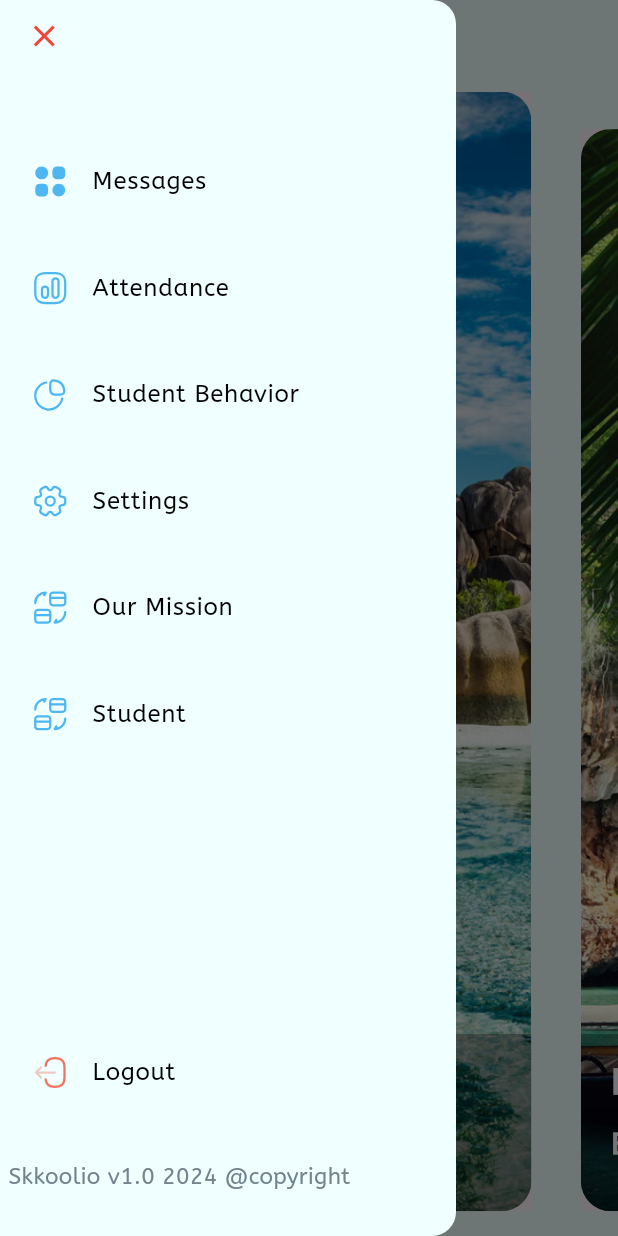
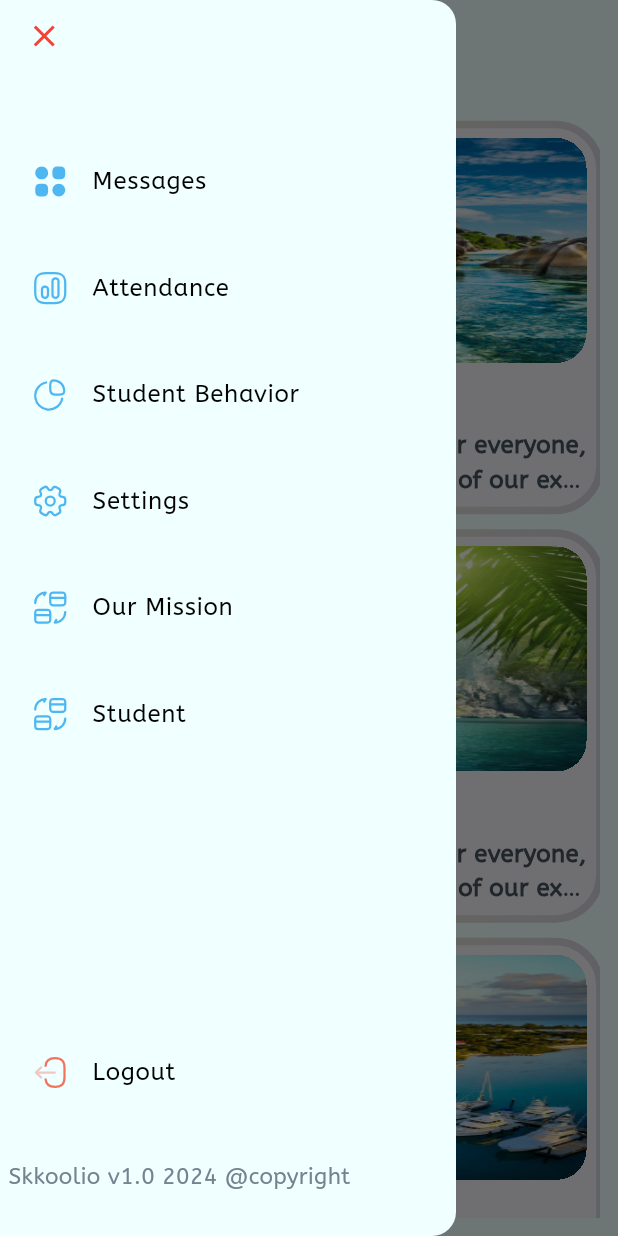
Before and after one commit to alyAly12/skkoolio, a Flutter app: the EventsScreen screen opened by its route, with the side drawer open, on a phone screen of 412 x 824 dp. Run offline on Flutter 3.47's test engine with Material 3 defaults, Android fonts, the phone set to English and light mode, and no system bars; our stand-ins replace contained_tab_bar_view, device_preview, firebase_core, flutter_onboarding_slider, flutter_screenutil, flutter_svg and 4 more; missing offline and left inert: otp_pin_field; accounts and stored records are empty; project files that could hold a hidden picture were left out.

Commit message:
edit event screen

```diff
--- a/lib/features/events_feature/presentation/widgets/even_item_list.dart
+++ b/lib/features/events_feature/presentation/widgets/even_item_list.dart
@@ -1,6 +1,7 @@
 import 'package:flutter/material.dart';
 
 import 'event_item.dart';
+import 'fake_event_model.dart';
 
 class EventItemList extends StatelessWidget {
   const EventItemList({super.key});
@@ -8,19 +9,17 @@ class EventItemList extends StatelessWidget {
   @override
   Widget build(BuildContext context) {
     return Padding(
-      padding: const EdgeInsets.all(12.0),
-      child: GridView.builder(
-          gridDelegate: const SliverGridDelegateWithFixedCrossAxisCount(
-              crossAxisCount: 2,
-              mainAxisSpacing: 10,
-              crossAxisSpacing: 10,
-              childAspectRatio: 1 / 2.1,
-              mainAxisExtent: 360),
+      padding: const EdgeInsets.symmetric(horizontal: 12,vertical: 12),
+      child: ListView.builder(
+        itemCount: FakeEventModel.fakeEventList.length,
           itemBuilder: (context, index) {
-            return  EventItem(
-              img: 'assets/images/690920df-3e82-4c9b-b83b-67280189c35a.png',title: 'FALL FESTIVAL PARTY',
-              titleBody:
-                  'Save the Date!Our eagerly anticipated "FALL FESTIVAL COSTUME PARTY" is coming on Thursday, October 26th! ?Invitations will be exclusively available at school. For more details, please give us a call at 03 3835380, extension 123. Don\'t miss out on the fun!',
+            return  Padding(
+              padding: const EdgeInsets.only(top: 15),
+              child: EventItem(
+                img: FakeEventModel.fakeEventList[index].img,
+                titleBody: FakeEventModel.fakeEventList[index].titleBody ,
+                title: FakeEventModel.fakeEventList[index].title,
+              ),
             );
           }),
     );
--- a/lib/features/events_feature/presentation/widgets/events_screen_body.dart
+++ b/lib/features/events_feature/presentation/widgets/events_screen_body.dart
@@ -1,11 +1,13 @@
 import 'package:flutter/material.dart';
-import 'package:skkoolio/features/events_feature/presentation/widgets/trasnformer_event_page_view.dart';
+import 'package:skkoolio/features/events_feature/presentation/widgets/even_item_list.dart';
 
 class EventsScreenBody extends StatelessWidget {
   const EventsScreenBody({super.key});
 
   @override
   Widget build(BuildContext context) {
-    return const TransformerEventPageView();
+    return const Column(
+      children: [Expanded(child: EventItemList())],
+    );
   }
 }
--- a/lib/features/events_feature/presentation/widgets/fake_event_model.dart
+++ b/lib/features/events_feature/presentation/widgets/fake_event_model.dart
@@ -9,28 +9,28 @@ class FakeEventModel {
  static List<FakeEventModel> fakeEventList = [
     FakeEventModel(
         img:'assets/images/anse-sous.png',
-        title: "Event Title",
-        titleBody: "Event Title Body"),
+        title: "Hall of Fame",
+        titleBody: "Safari party is a day of adventure.for everyone, specially our students,with the help of our experienced guides"),
    FakeEventModel(
        img:'assets/images/long-boat.png',
-       title: "Event Title",
-       titleBody: "Event Title Body"),
+       title: "Safari party",
+       titleBody: "Safari party is a day of adventure.for everyone, specially our students,with the help of our experienced guides"),
    FakeEventModel(
        img:'assets/images/marina.png',
-       title: "Event Title",
-       titleBody: "Event Title Body"),
+       title: "Mothers Day",
+       titleBody: "Safari party is a day of adventure.for everyone, specially our students,with the help of our experienced guides"),
    FakeEventModel(
        img:'assets/images/perfect-reflection.png',
-       title: "Event Title",
-       titleBody: "Event Title Body"),
+       title: "Back To School",
+       titleBody: "Safari party is a day of adventure.for everyone, specially our students,with the help of our experienced guides"),
    FakeEventModel(
        img:'assets/images/pura.png',
-       title: "Event Title",
+       title: "Science Fair",
        titleBody: "Event Title Body"),
    FakeEventModel(
        img:'assets/images/spectacular.png',
-       title: "Event Title",
-       titleBody: "Event Title Body"),
+       title: "International Day",
+       titleBody: " International Day is a day of adventure.for everyone, specially our students,with the help of our experienced guides"),
  ];
 
 }
--- a/pubspec.yaml
+++ b/pubspec.yaml
@@ -16,7 +16,7 @@ publish_to: 'none' # Remove this line if you wish to publish to pub.dev
 # https://developer.apple.com/library/archive/documentation/General/Reference/InfoPlistKeyReference/Articles/CoreFoundationKeys.html
 # In Windows, build-name is used as the major, minor, and patch parts
 # of the product and file versions while build-number is used as the build suffix.
-version: 1.0.7+1
+version: 1.0.8+1
 
 environment:
   sdk: ^3.5.3
```
